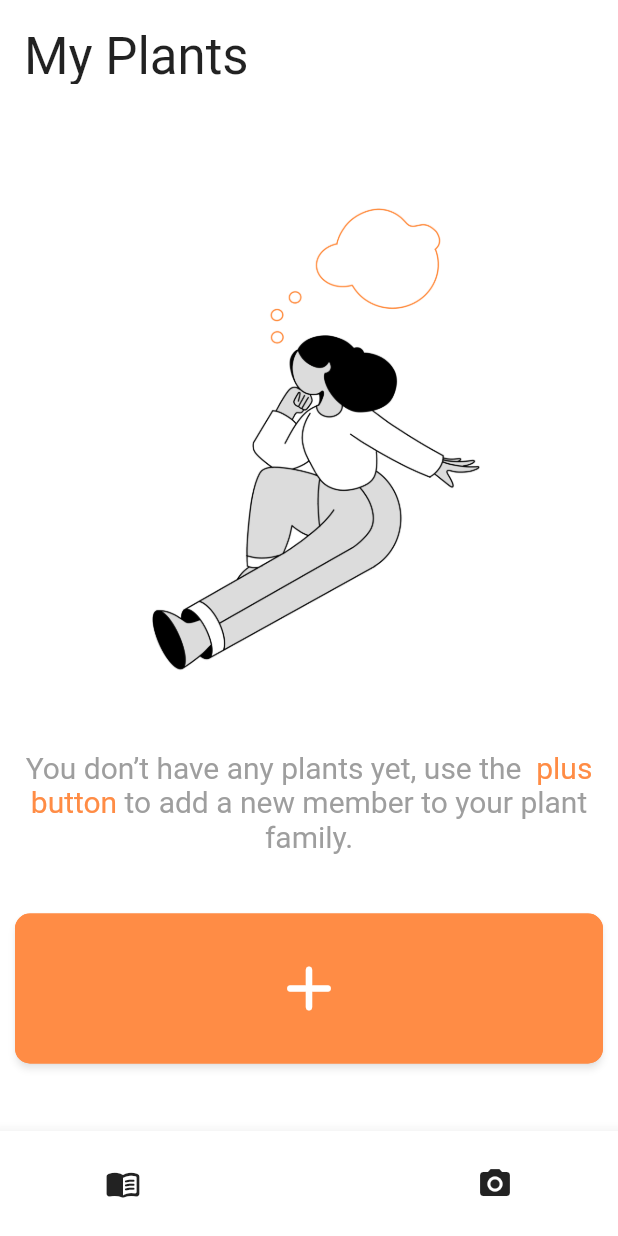
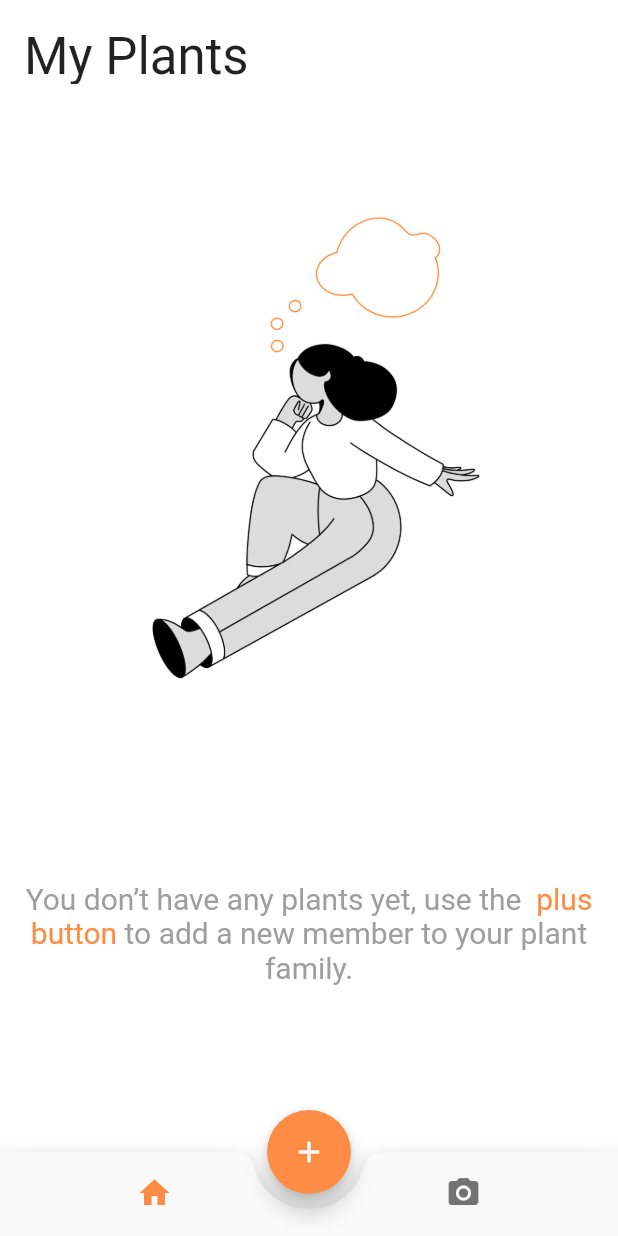
Before and after one commit to stefano-u/gardenhacks2021, a Flutter app: the MainPageWidget screen opened directly, on a phone screen of 412 x 824 dp. Run offline on Flutter 3.47's test engine with Material 2 defaults, Android fonts, the phone set to English and light mode, and no system bars; our stand-ins replace camera, carousel_slider, flutter_dotenv, google_fonts, hooks_riverpod, material_floating_search_bar and 2 more; missing offline and left inert: flutter_overlay_loader.

Commit message:
Added initial redesign

```diff
--- a/lib/components/empty_home_page.dart
+++ b/lib/components/empty_home_page.dart
@@ -7,7 +7,8 @@ class EmptyHomePage extends StatelessWidget {
     return Padding(
       padding: const EdgeInsets.fromLTRB(10.0, 0.0, 10.0, 0.0),
       child: Column(
-        mainAxisAlignment: MainAxisAlignment.center,
+        mainAxisAlignment: MainAxisAlignment.spaceEvenly,
+        mainAxisSize: MainAxisSize.max,
         children: [
           Image.asset(
             ImageFiles.thinking,
@@ -17,7 +18,8 @@ class EmptyHomePage extends StatelessWidget {
           SizedBox(
             height: 30,
           ),
-          RichText(
+          Flexible(
+            child: RichText(
               textAlign: TextAlign.center,
               text: TextSpan(
                 style: TextStyle(
@@ -49,6 +51,7 @@ class EmptyHomePage extends StatelessWidget {
                 ],
               ),
             ),
+          ),
           SizedBox(
             height: 30,
           ),
--- a/lib/pages/main_page.dart
+++ b/lib/pages/main_page.dart
@@ -116,41 +116,35 @@ class _HomePageState extends State<MainPageWidget> {
           ],
         ),
       ),
-      body: Column(
-        mainAxisAlignment: MainAxisAlignment.center,
-        children: [
-          EmptyHomePage(),
-          Row(
-            children: [
-              Expanded(
-                child: CustomAddButton(
-                  onPressed: () => this.onAddPressed(context),
-                  icon: Icons.add_rounded,
-                ),
+      body: EmptyHomePage(),
+      floatingActionButton: FloatingActionButton(
+        child: Icon(Icons.add_rounded),
+        onPressed: () => this.onAddPressed(context),
+        backgroundColor: CustomColorScheme.primaryColor,
+      ),
+      floatingActionButtonLocation: FloatingActionButtonLocation.centerDocked,
+      bottomNavigationBar: BottomAppBar(
+        clipBehavior: Clip.antiAlias,
+        notchMargin: 10,
+        shape: CircularNotchedRectangle(),
+        child: BottomNavigationBar(
+          selectedItemColor: CustomColorScheme.primaryColor,
+          showSelectedLabels: false,
+          showUnselectedLabels: false,
+          items: [
+            BottomNavigationBarItem(
+              icon: Icon(
+                Icons.home,
               ),
-            ],
-          )
-        ],
-      ),
-      bottomNavigationBar: Builder(
-        builder: (context) => BottomAppBar(
-          child: SizedBox(
-            height: 70,
-            child: Row(
-              mainAxisAlignment: MainAxisAlignment.center,
-              children: <Widget>[
-                IconButton(
-                  icon: Icon(Icons.menu_book_rounded),
-                  onPressed: () => Scaffold.of(context).openDrawer(),
-                ),
-                SizedBox(width: 200),
-                IconButton(
-                  icon: Icon(Icons.camera_alt),
-                  onPressed: this.openCamera,
-                ),
-              ],
+              label: '',
             ),
-          ),
+            BottomNavigationBarItem(
+              icon: Icon(
+                Icons.camera_alt,
+              ),
+              label: '',
+            ),
+          ],
         ),
       ),
     );
```
Lines whose indentation alone changed are shown as unchanged.
